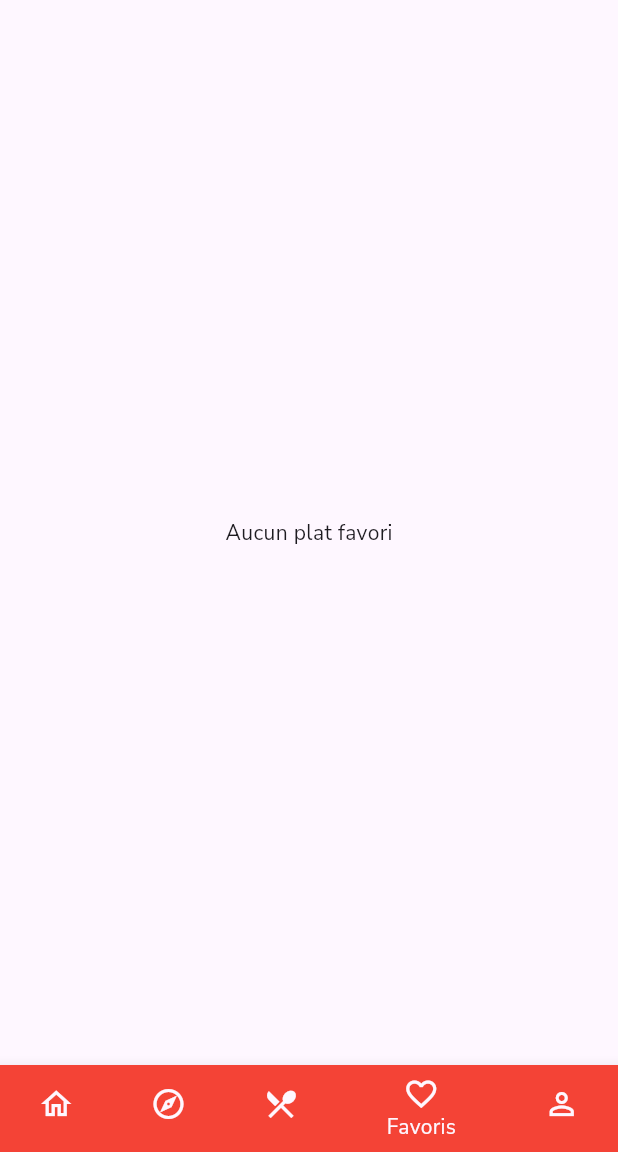
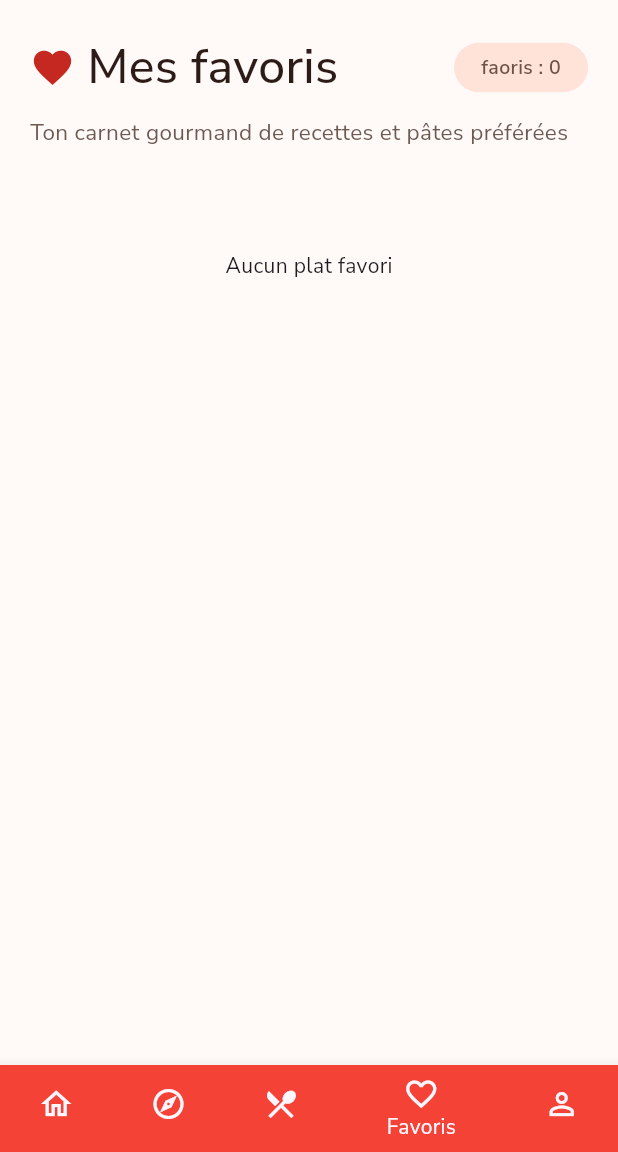
Before and after one commit to ThomasCandille/pastafara, a Flutter app: the FavoriteView screen opened by its route, on a phone screen of 412 x 824 dp, the part 84-1236 px from its top. Run offline on Flutter 3.47's test engine with Material 3 defaults, Android fonts, the phone set to English and light mode, and no system bars; our stand-ins replace cloud_firestore, dio, firebase_ai, firebase_auth, firebase_core, flutter_riverpod and 3 more; missing offline and left inert: firebase_app_check; accounts and stored records are empty; generated files the repository leaves out were written again; network calls fail.

Commit message:
feat: enhance FavoriteView with improved header and page layout for better user experience

```diff
--- a/lib/src/screens/favorite_screen.dart
+++ b/lib/src/screens/favorite_screen.dart
@@ -7,27 +7,124 @@ import '../widgets/meal_card.dart';
 class FavoriteView extends ConsumerWidget {
   const FavoriteView({super.key});
 
+  Widget _buildHeader(int? total) {
+    final totalLabel = total == null
+        ? 'Chargement...'
+        : 'faoris : $total';
+
+    return Column(
+      crossAxisAlignment: CrossAxisAlignment.start,
+      children: [
+        Row(
+          children: [
+            const Expanded(
+              child: FittedBox(
+                fit: BoxFit.scaleDown,
+                alignment: Alignment.centerLeft,
+                child: Row(
+                  children: [
+                    Icon(Icons.favorite, color: Color(0xFFC52820), size: 30),
+                    SizedBox(width: 8),
+                    Text(
+                      'Mes favoris',
+                      style: TextStyle(
+                        color: Color(0xFF2D1B17),
+                        fontSize: 32,
+                        fontWeight: FontWeight.w500,
+                      ),
+                    ),
+                  ],
+                ),
+              ),
+            ),
+            const SizedBox(width: 14),
+            Container(
+              padding: const EdgeInsets.symmetric(horizontal: 18, vertical: 7),
+              decoration: BoxDecoration(
+                color: const Color(0xFFFFE2D8),
+                borderRadius: BorderRadius.circular(22),
+              ),
+              child: Text(
+                totalLabel,
+                style: const TextStyle(
+                  color: Color(0xFF6C5247),
+                  fontSize: 13,
+                  fontWeight: FontWeight.w600,
+                ),
+              ),
+            ),
+          ],
+        ),
+        const SizedBox(height: 10),
+        const Text(
+          'Ton carnet gourmand de recettes et pâtes préférées',
+          style: TextStyle(color: Color(0xFF6C5A52), fontSize: 15, height: 1.4),
+        ),
+      ],
+    );
+  }
+
+  Widget _buildPage({required int? total, required Widget content}) {
+    return ColoredBox(
+      color: const Color(0xFFFFFAF8),
+      child: Center(
+        child: ConstrainedBox(
+          constraints: const BoxConstraints(maxWidth: 600),
+          child: ListView(
+            padding: const EdgeInsets.fromLTRB(20, 22, 20, 32),
+            children: [
+              _buildHeader(total),
+              const SizedBox(height: 20),
+              content,
+            ],
+          ),
+        ),
+      ),
+    );
+  }
+
   @override
   Widget build(BuildContext context, WidgetRef ref) {
     final favoriteMeals = ref.watch(favoriteMealsProvider);
 
     return Scaffold(
+      backgroundColor: const Color(0xFFFFFAF8),
       body: favoriteMeals.when(
         data: (meals) {
           if (meals.isEmpty) {
-            return const Center(child: Text('Aucun plat favori'));
+            return _buildPage(
+              total: 0,
+              content: const Padding(
+                padding: EdgeInsets.symmetric(vertical: 48),
+                child: Center(child: Text('Aucun plat favori')),
+              ),
+            );
           }
 
-          return ListView.builder(
-            itemCount: meals.length,
-            itemBuilder: (context, index) {
-              final meal = meals[index];
-              return buildMealCard(context, ref, meal, favoriteId: meal.id);
-            },
+          return _buildPage(
+            total: meals.length,
+            content: Column(
+              children: [
+                for (final meal in meals)
+                  buildMealCard(context, ref, meal, favoriteId: meal.id),
+              ],
+            ),
           );
         },
-        loading: () => const Center(child: CircularProgressIndicator()),
-        error: (error, _) => Center(child: Text('Erreur : $error')),
+        loading: () => _buildPage(
+          total: null,
+          content: const Padding(
+            padding: EdgeInsets.symmetric(vertical: 48),
+            child: Center(child: CircularProgressIndicator()),
+          ),
+        ),
+        error: (error, _) => _buildPage(
+          total: null,
+          content: Padding(
+            padding: const EdgeInsets.symmetric(vertical: 48),
+            child: Center(child: Text('Erreur : $error')),
+          ),
+        ),
       ),
     );
   }
```
